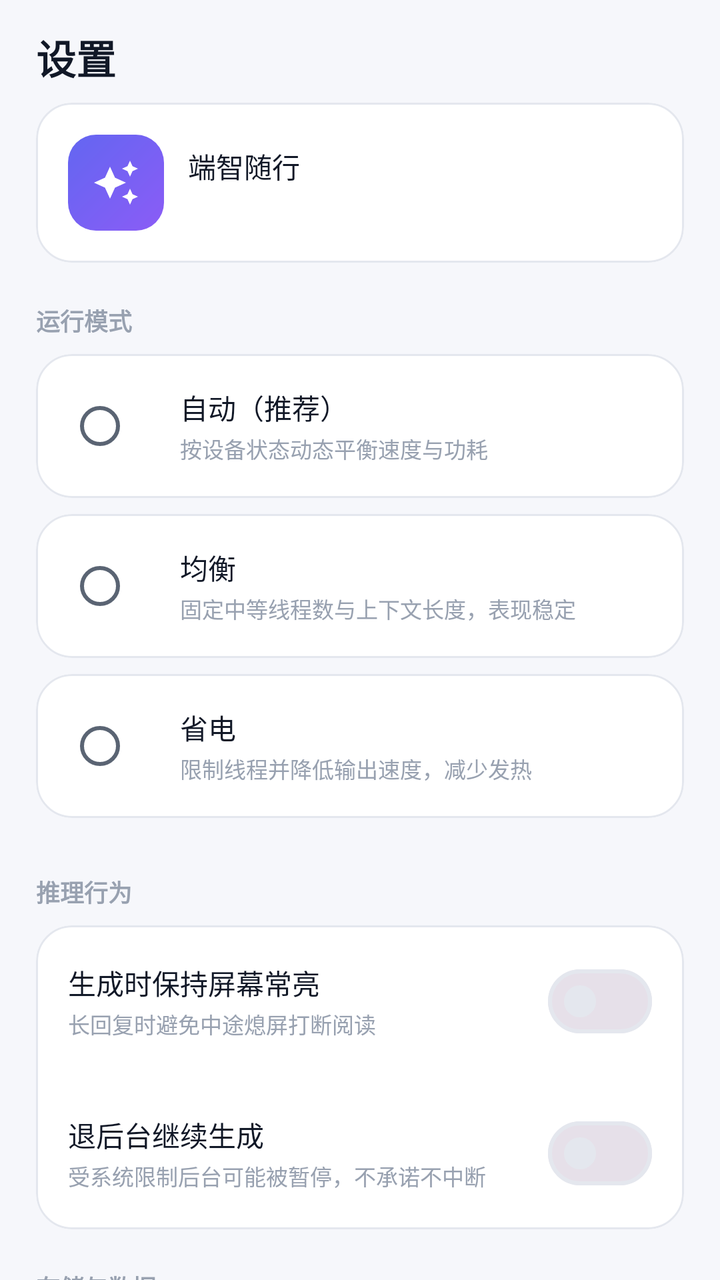
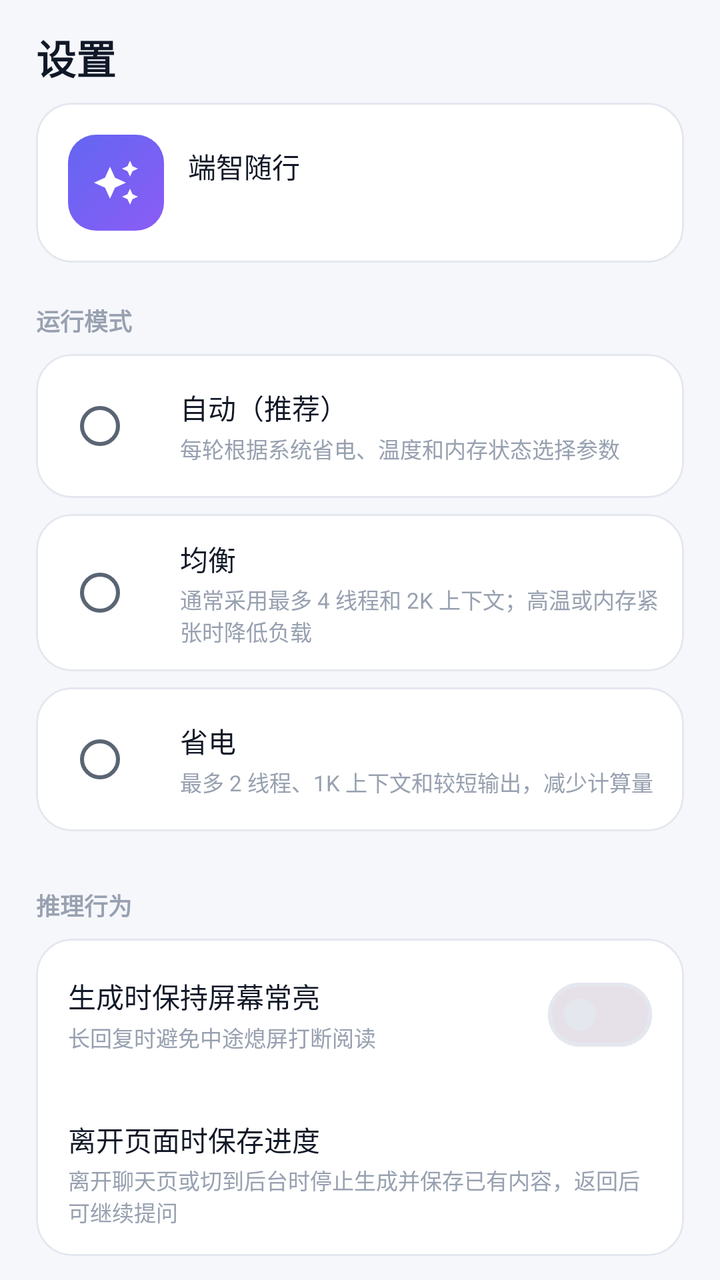

An Android layout rendered at two revisions. The XML below is the earlier revision; the diff shows what the commit changed to produce the second picture.
<!-- AndroidManifest.xml: application theme Theme.LocalAI -->
<!-- res/layout/fragment_settings.xml -->
<?xml version="1.0" encoding="utf-8"?>
<ScrollView xmlns:android="http://schemas.android.com/apk/res/android"
    xmlns:app="http://schemas.android.com/apk/res-auto"
    android:layout_width="match_parent"
    android:layout_height="match_parent"
    android:scrollbars="none">

    <LinearLayout
        android:layout_width="match_parent"
        android:layout_height="wrap_content"
        android:orientation="vertical"
        android:paddingBottom="28dp">

        <TextView
            style="@style/Text.App.PageTitle"
            android:layout_width="wrap_content"
            android:layout_height="wrap_content"
            android:text="@string/settings_title"
            android:paddingStart="@dimen/pad_screen"
            android:paddingEnd="@dimen/pad_screen"
            android:paddingTop="14dp" />

        
        <com.google.android.material.card.MaterialCardView
            android:layout_width="match_parent"
            android:layout_height="wrap_content"
            android:layout_marginStart="@dimen/pad_screen"
            android:layout_marginEnd="@dimen/pad_screen"
            android:layout_marginTop="@dimen/gap_sm">

            <LinearLayout
                android:layout_width="match_parent"
                android:layout_height="wrap_content"
                android:orientation="horizontal"
                android:gravity="center_vertical"
                android:padding="16dp">

                <FrameLayout
                    android:layout_width="48dp"
                    android:layout_height="48dp">

                    <View
                        android:layout_width="match_parent"
                        android:layout_height="match_parent"
                        android:background="@drawable/grad_a" />

                    <ImageView
                        android:layout_width="24dp"
                        android:layout_height="24dp"
                        android:layout_gravity="center"
                        android:src="@drawable/ic_sparkle"
                        app:tint="@android:color/white" />
                </FrameLayout>

                <LinearLayout
                    android:layout_width="0dp"
                    android:layout_height="wrap_content"
                    android:layout_weight="1"
                    android:layout_marginStart="12dp"
                    android:orientation="vertical">

                    <TextView
                        style="@style/Text.App.ItemTitle"
                        android:layout_width="wrap_content"
                        android:layout_height="wrap_content"
                        android:text="@string/app_name" />

                    <TextView
                        android:id="@+id/text_version"
                        style="@style/Text.App.Caption"
                        android:layout_width="wrap_content"
                        android:layout_height="wrap_content"
                        android:layout_marginTop="2dp" />
                </LinearLayout>
            </LinearLayout>
        </com.google.android.material.card.MaterialCardView>

        
        <TextView
            style="@style/GroupLabel"
            android:layout_width="wrap_content"
            android:layout_height="wrap_content"
            android:text="@string/group_mode" />

        <com.google.android.material.card.MaterialCardView
            android:id="@+id/mode_auto"
            style="@style/ModeCard">

            <LinearLayout
                android:layout_width="match_parent"
                android:layout_height="wrap_content"
                android:orientation="horizontal"
                android:gravity="center_vertical"
                android:padding="12dp">

                <RadioButton
                    android:id="@+id/radio_auto"
                    style="@style/ModeRadio" />

                <LinearLayout style="@style/ModeTextCol">
                    <TextView style="@style/Text.App.ItemTitle" android:layout_width="match_parent" android:layout_height="wrap_content" android:text="@string/mode_auto" />
                    <TextView style="@style/Text.App.Caption" android:layout_width="match_parent" android:layout_height="wrap_content" android:layout_marginTop="2dp" android:text="@string/mode_auto_desc" />
                </LinearLayout>
            </LinearLayout>
        </com.google.android.material.card.MaterialCardView>

        <com.google.android.material.card.MaterialCardView
            android:id="@+id/mode_balanced"
            style="@style/ModeCard">

            <LinearLayout
                android:layout_width="match_parent"
                android:layout_height="wrap_content"
                android:orientation="horizontal"
                android:gravity="center_vertical"
                android:padding="12dp">

                <RadioButton
                    android:id="@+id/radio_balanced"
                    style="@style/ModeRadio" />

                <LinearLayout style="@style/ModeTextCol">
                    <TextView style="@style/Text.App.ItemTitle" android:layout_width="match_parent" android:layout_height="wrap_content" android:text="@string/mode_balanced" />
                    <TextView style="@style/Text.App.Caption" android:layout_width="match_parent" android:layout_height="wrap_content" android:layout_marginTop="2dp" android:text="@string/mode_balanced_desc" />
                </LinearLayout>
            </LinearLayout>
        </com.google.android.material.card.MaterialCardView>

        <com.google.android.material.card.MaterialCardView
            android:id="@+id/mode_saver"
            style="@style/ModeCard">

            <LinearLayout
                android:layout_width="match_parent"
                android:layout_height="wrap_content"
                android:orientation="horizontal"
                android:gravity="center_vertical"
                android:padding="12dp">

                <RadioButton
                    android:id="@+id/radio_saver"
                    style="@style/ModeRadio" />

                <LinearLayout style="@style/ModeTextCol">
                    <TextView style="@style/Text.App.ItemTitle" android:layout_width="match_parent" android:layout_height="wrap_content" android:text="@string/mode_saver" />
                    <TextView style="@style/Text.App.Caption" android:layout_width="match_parent" android:layout_height="wrap_content" android:layout_marginTop="2dp" android:text="@string/mode_saver_desc" />
                </LinearLayout>
            </LinearLayout>
        </com.google.android.material.card.MaterialCardView>

        
        <TextView
            style="@style/GroupLabel"
            android:layout_width="wrap_content"
            android:layout_height="wrap_content"
            android:text="@string/group_inference" />

        <com.google.android.material.card.MaterialCardView
            android:layout_width="match_parent"
            android:layout_height="wrap_content"
            android:layout_marginStart="@dimen/pad_screen"
            android:layout_marginEnd="@dimen/pad_screen">

            <LinearLayout
                android:layout_width="match_parent"
                android:layout_height="wrap_content"
                android:orientation="vertical"
                android:paddingStart="16dp"
                android:paddingEnd="16dp">

                <LinearLayout style="@style/SwitchRow">
                    <LinearLayout style="@style/SwitchTextCol">
                        <TextView style="@style/RowTitle" android:text="@string/sw_keep_screen" />
                        <TextView style="@style/Text.App.Caption" android:layout_width="match_parent" android:layout_height="wrap_content" android:layout_marginTop="2dp" android:text="@string/sw_keep_screen_sub" />
                    </LinearLayout>
                    <com.google.android.material.materialswitch.MaterialSwitch
                        android:id="@+id/sw_keep_screen"
                        style="@style/RowSwitch" />
                </LinearLayout>

                <LinearLayout style="@style/SwitchRow">
                    <LinearLayout style="@style/SwitchTextCol">
                        <TextView style="@style/RowTitle" android:text="@string/sw_bg_gen" />
                        <TextView style="@style/Text.App.Caption" android:layout_width="match_parent" android:layout_height="wrap_content" android:layout_marginTop="2dp" android:text="@string/sw_bg_gen_sub" />
                    </LinearLayout>
                    <com.google.android.material.materialswitch.MaterialSwitch
                        android:id="@+id/sw_bg_gen"
                        style="@style/RowSwitch" />
                </LinearLayout>
            </LinearLayout>
        </com.google.android.material.card.MaterialCardView>

        
        <TextView
            style="@style/GroupLabel"
            android:layout_width="wrap_content"
            android:layout_height="wrap_content"
            android:text="@string/group_storage" />

        <com.google.android.material.card.MaterialCardView
            android:layout_width="match_parent"
            android:layout_height="wrap_content"
            android:layout_marginStart="@dimen/pad_screen"
            android:layout_marginEnd="@dimen/pad_screen">

            <LinearLayout
                android:layout_width="match_parent"
                android:layout_height="wrap_content"
                android:orientation="vertical">

                <LinearLayout
                    android:id="@+id/row_clear_cache"
                    style="@style/TapRow">

                    <LinearLayout style="@style/SwitchTextCol">
                        <TextView style="@style/RowTitle" android:text="@string/row_clear_cache" />
                        <TextView
                            android:id="@+id/text_cache_size"
                            style="@style/Text.App.Caption"
                            android:layout_width="wrap_content"
                            android:layout_height="wrap_content"
                            android:layout_marginTop="2dp" />
                    </LinearLayout>

                    <ImageView style="@style/Chevron" android:src="@drawable/ic_chevron_right" />
                </LinearLayout>

                <LinearLayout
                    android:id="@+id/row_clear_sessions"
                    style="@style/TapRow">

                    <LinearLayout style="@style/SwitchTextCol">
                        <TextView
                            style="@style/RowTitle"
                            android:textColor="@color/status_danger"
                            android:text="@string/row_clear_sessions" />
                    </LinearLayout>

                    <ImageView style="@style/Chevron" android:src="@drawable/ic_chevron_right" />
                </LinearLayout>
            </LinearLayout>
        </com.google.android.material.card.MaterialCardView>

        
        <TextView
            style="@style/GroupLabel"
            android:layout_width="wrap_content"
            android:layout_height="wrap_content"
            android:text="@string/group_privacy" />

        <com.google.android.material.card.MaterialCardView
            android:layout_width="match_parent"
            android:layout_height="wrap_content"
            android:layout_marginStart="@dimen/pad_screen"
            android:layout_marginEnd="@dimen/pad_screen">

            <LinearLayout
                android:layout_width="match_parent"
                android:layout_height="wrap_content"
                android:orientation="horizontal"
                android:gravity="center_vertical"
                android:padding="16dp">

                <LinearLayout style="@style/SwitchTextCol">
                    <TextView style="@style/RowTitle" android:text="@string/sw_metrics" />
                    <TextView style="@style/Text.App.Caption" android:layout_width="match_parent" android:layout_height="wrap_content" android:layout_marginTop="2dp" android:text="@string/sw_metrics_sub" />
                </LinearLayout>

                <com.google.android.material.materialswitch.MaterialSwitch
                    android:id="@+id/sw_metrics"
                    style="@style/RowSwitch" />
            </LinearLayout>
        </com.google.android.material.card.MaterialCardView>

        
        <TextView
            style="@style/GroupLabel"
            android:layout_width="wrap_content"
            android:layout_height="wrap_content"
            android:text="@string/group_about" />

        <com.google.android.material.card.MaterialCardView
            android:layout_width="match_parent"
            android:layout_height="wrap_content"
            android:layout_marginStart="@dimen/pad_screen"
            android:layout_marginEnd="@dimen/pad_screen">

            <LinearLayout
                android:layout_width="match_parent"
                android:layout_height="wrap_content"
                android:orientation="vertical">

                <LinearLayout
                    android:id="@+id/row_license"
                    style="@style/TapRow">

                    <LinearLayout style="@style/SwitchTextCol">
                        <TextView style="@style/RowTitle" android:text="@string/row_license" />
                        <TextView style="@style/Text.App.Caption" android:layout_width="wrap_content" android:layout_height="wrap_content" android:layout_marginTop="2dp" android:text="@string/row_license_sub" />
                    </LinearLayout>

                    <ImageView style="@style/Chevron" android:src="@drawable/ic_chevron_right" />
                </LinearLayout>
            </LinearLayout>
        </com.google.android.material.card.MaterialCardView>
    </LinearLayout>
</ScrollView>
<!-- resources referenced by this layout -->
<resources>
  <color name="status_danger">#DC2626</color>
  <dimen name="gap_sm">8dp</dimen>
  <dimen name="pad_screen">18dp</dimen>
  <string name="app_name">端智随行</string>
  <string name="group_about">关于</string>
  <string name="group_inference">推理行为</string>
  <string name="group_mode">运行模式</string>
  <string name="group_privacy">隐私</string>
  <string name="group_storage">存储与数据</string>
  <string name="mode_auto">自动（推荐）</string>
  <string name="mode_auto_desc">按设备状态动态平衡速度与功耗</string>
  <string name="mode_balanced">均衡</string>
  <string name="mode_balanced_desc">固定中等线程数与上下文长度，表现稳定</string>
  <string name="mode_saver">省电</string>
  <string name="mode_saver_desc">限制线程并降低输出速度，减少发热</string>
  <string name="row_clear_cache">清理模型缓存</string>
  <string name="row_clear_sessions">清空全部会话</string>
  <string name="row_license">开源许可证</string>
  <string name="row_license_sub">Apache-2.0 / MIT 等，详见许可清单</string>
  <string name="settings_title">设置</string>
  <string name="sw_bg_gen">退后台继续生成</string>
  <string name="sw_bg_gen_sub">受系统限制后台可能被暂停，不承诺不中断</string>
  <string name="sw_keep_screen">生成时保持屏幕常亮</string>
  <string name="sw_keep_screen_sub">长回复时避免中途熄屏打断阅读</string>
  <string name="sw_metrics">匿名性能上报</string>
  <string name="sw_metrics_sub">默认关闭；即使开启也不含任何对话内容</string>
  <style name="Chevron">
          <item name="android:layout_width">18dp</item>
          <item name="android:layout_height">18dp</item>
          <item name="tint">@color/text_tertiary</item>
      </style>
  <style name="RowSwitch">
          <item name="android:layout_width">wrap_content</item>
          <item name="android:layout_height">wrap_content</item>
          <item name="android:layout_marginStart">12dp</item>
      </style>
  <style name="RowTitle" parent="android:TextAppearance">
          <item name="android:layout_width">wrap_content</item>
          <item name="android:layout_height">wrap_content</item>
          <item name="android:textSize">14sp</item>
          <item name="android:textColor">@color/text_primary</item>
      </style>
  <style name="SwitchTextCol">
          <item name="android:layout_width">0dp</item>
          <item name="android:layout_weight">1</item>
          <item name="android:layout_height">wrap_content</item>
          <item name="android:orientation">vertical</item>
      </style>
  <style name="Text.App.Caption" parent="android:TextAppearance">
          <item name="android:textSize">11sp</item>
          <item name="android:textColor">@color/text_tertiary</item>
      </style>
  <color name="text_tertiary">#98A1B0</color>
  <color name="text_primary">#111827</color>
  <color name="md_primary">#4F46E5</color>
  <color name="md_on_primary">#FFFFFF</color>
  <color name="md_primary_container">#E0E7FF</color>
  <color name="md_on_primary_container">#1E1B4B</color>
  <color name="md_secondary">#0D9488</color>
  <color name="md_on_secondary">#FFFFFF</color>
  <color name="md_secondary_container">#CCFBF1</color>
  <color name="md_on_secondary_container">#042F2E</color>
  <color name="md_tertiary">#D97706</color>
  <color name="md_on_tertiary">#FFFFFF</color>
  <color name="md_tertiary_container">#FEF3C7</color>
  <color name="md_on_tertiary_container">#78350F</color>
  <color name="surface">#FFFFFF</color>
  <color name="on_surface">#111827</color>
  <color name="surface_variant">#EDF0F8</color>
  <color name="on_surface_variant">#5A6473</color>
  <color name="outline">#E4E7EE</color>
  <color name="app_background">#F6F7FB</color>
  <style name="Widget.App.NavIndicator" parent="Widget.Material3.BottomNavigationView.ActiveIndicator">
          <item name="android:color">?attr/colorPrimaryContainer</item>
      </style>
  <dimen name="radius_card">18dp</dimen>
  <!-- unchanged entries left out for length: 15 -->
</resources>

<!-- the commit's change to res/layout/fragment_settings.xml (unified diff, before → after) -->
@@ -183,9 +183,6 @@
                         <TextView style="@style/RowTitle" android:text="@string/sw_bg_gen" />
                         <TextView style="@style/Text.App.Caption" android:layout_width="match_parent" android:layout_height="wrap_content" android:layout_marginTop="2dp" android:text="@string/sw_bg_gen_sub" />
                     </LinearLayout>
-                    <com.google.android.material.materialswitch.MaterialSwitch
-                        android:id="@+id/sw_bg_gen"
-                        style="@style/RowSwitch" />
                 </LinearLayout>
             </LinearLayout>
         </com.google.android.material.card.MaterialCardView>
@@ -266,9 +263,6 @@
                     <TextView style="@style/Text.App.Caption" android:layout_width="match_parent" android:layout_height="wrap_content" android:layout_marginTop="2dp" android:text="@string/sw_metrics_sub" />
                 </LinearLayout>
 
-                <com.google.android.material.materialswitch.MaterialSwitch
-                    android:id="@+id/sw_metrics"
-                    style="@style/RowSwitch" />
             </LinearLayout>
         </com.google.android.material.card.MaterialCardView>
 
<!-- resource entries referenced after the edit -->
@@ -10,22 +10,22 @@
   <string name="group_privacy">隐私</string>
   <string name="group_storage">存储与数据</string>
   <string name="mode_auto">自动（推荐）</string>
-  <string name="mode_auto_desc">按设备状态动态平衡速度与功耗</string>
+  <string name="mode_auto_desc">每轮根据系统省电、温度和内存状态选择参数</string>
   <string name="mode_balanced">均衡</string>
-  <string name="mode_balanced_desc">固定中等线程数与上下文长度，表现稳定</string>
+  <string name="mode_balanced_desc">通常采用最多 4 线程和 2K 上下文；高温或内存紧张时降低负载</string>
   <string name="mode_saver">省电</string>
-  <string name="mode_saver_desc">限制线程并降低输出速度，减少发热</string>
-  <string name="row_clear_cache">清理模型缓存</string>
+  <string name="mode_saver_desc">最多 2 线程、1K 上下文和较短输出，减少计算量</string>
+  <string name="row_clear_cache">清理临时缓存</string>
   <string name="row_clear_sessions">清空全部会话</string>
   <string name="row_license">开源许可证</string>
   <string name="row_license_sub">Apache-2.0 / MIT 等，详见许可清单</string>
   <string name="settings_title">设置</string>
-  <string name="sw_bg_gen">退后台继续生成</string>
-  <string name="sw_bg_gen_sub">受系统限制后台可能被暂停，不承诺不中断</string>
+  <string name="sw_bg_gen">离开页面时保存进度</string>
+  <string name="sw_bg_gen_sub">离开聊天页或切到后台时停止生成并保存已有内容，返回后可继续提问</string>
   <string name="sw_keep_screen">生成时保持屏幕常亮</string>
   <string name="sw_keep_screen_sub">长回复时避免中途熄屏打断阅读</string>
-  <string name="sw_metrics">匿名性能上报</string>
-  <string name="sw_metrics_sub">默认关闭；即使开启也不含任何对话内容</string>
+  <string name="sw_metrics">对话保存在本机</string>
+  <string name="sw_metrics_sub">模型下载需要联网；聊天推理在本机完成，不上传对话或性能数据</string>
   <style name="Chevron">
           <item name="android:layout_width">18dp</item>
           <item name="android:layout_height">18dp</item>
